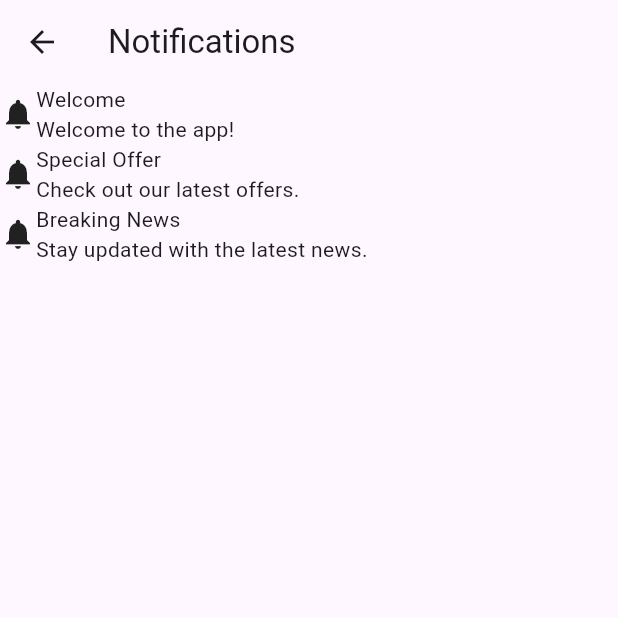
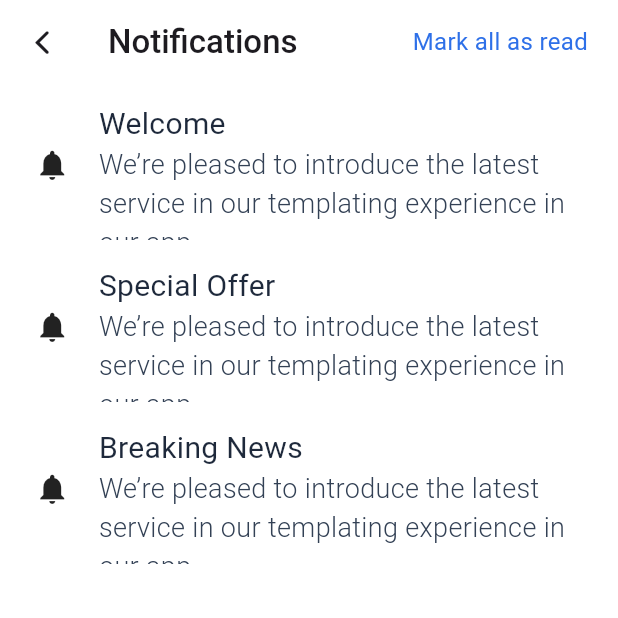
Before and after one commit to shashank-reddy-electromob/wrenchmate, a Flutter app: the NotificationPage screen opened by its route, on a phone screen of 412 x 824 dp, the top half of it. Run offline on Flutter 3.47's test engine with Material 3 defaults, Android fonts, the phone set to English and light mode, and no system bars; our stand-ins replace carousel_slider, firebase_auth, firebase_core, flutter_xlider, get, smooth_page_indicator; accounts and stored records are empty.

Commit message:
notification done

```diff
--- a/lib/app/data/providers/notifications_provider.dart
+++ b/lib/app/data/providers/notifications_provider.dart
@@ -1,7 +1,7 @@
 import '../models/notification_model.dart';
 
 List<Notification> dummyNotifications = [
-  Notification(category: 'General', title: 'Welcome', description: 'Welcome to the app!'),
-  Notification(category: 'Sales', title: 'Special Offer', description: 'Check out our latest offers.'),
-  Notification(category: 'News', title: 'Breaking News', description: 'Stay updated with the latest news.'),
+  Notification(category: 'General', title: 'Welcome', description: 'We’re pleased to introduce the latest service in our templating experience in our app.'),
+  Notification(category: 'Sales', title: 'Special Offer', description: 'We’re pleased to introduce the latest service in our templating experience in our app.'),
+  Notification(category: 'News', title: 'Breaking News', description: 'We’re pleased to introduce the latest service in our templating experience in our app.'),
 ];
--- a/lib/app/modules/home/notification_page.dart
+++ b/lib/app/modules/home/notification_page.dart
@@ -1,29 +1,106 @@
+import 'package:flutter/cupertino.dart';
 import 'package:flutter/material.dart';
 import 'package:get/get.dart';
 import '../../controllers/home_controller.dart';
 import '../../data/providers/notifications_provider.dart';
+
+List readList = [];
+List archiveList = [];
 
 class NotificationPage extends StatelessWidget {
   @override
   Widget build(BuildContext context) {
     final HomeController controller = Get.find();
     return Scaffold(
-      appBar: AppBar(title: Text('Notifications')),
+      backgroundColor: Colors.white,
+      appBar: AppBar(
+        leading: IconButton(
+          icon: Icon(CupertinoIcons.back),
+          onPressed: () {
+            Navigator.of(context).pop();
+          },
+        ),
+        title: Text(
+          'Notifications',
+          style: TextStyle(fontWeight: FontWeight.w500),
+        ),
+        actions: [
+          GestureDetector(
+            onTap: () {},
+            child: Text(
+              "Mark all as read",
+              style: TextStyle(color: Color(0xff2E70E8), fontSize: 16),
+            ),
+          ),
+          SizedBox(
+            width: 20,
+          )
+        ],
+        backgroundColor: Colors.transparent,
+      ),
       body: ListView.builder(
         itemCount: dummyNotifications.length,
         itemBuilder: (context, index) {
-          return Row(
-            children: [
-              // Icon based on category
-              Icon(Icons.notifications),
-              Column(
-                crossAxisAlignment: CrossAxisAlignment.start,
+          return Dismissible(
+            key: ValueKey(dummyNotifications[index]),
+            //left
+            background: Container(
+              color: Color(0xff039855),
+              child: Column(
+                children: [Icon(Icons.home), Text("home")],
+              ),
+            ),
+            //right
+            secondaryBackground: Container(color: Color(0xff1671D8)),
+            onDismissed: (direction) {
+              if (direction == DismissDirection.startToEnd) {
+                readList
+                    .add(dummyNotifications[index]); // Add item to "read" list
+              } else if (direction == DismissDirection.endToStart) {
+                archiveList.add(
+                    dummyNotifications[index]); // Add item to "archive" list
+              }
+            },
+            child: Container(
+              margin: EdgeInsets.all(4),
+              width: double.infinity,
+              height: 100,
+              child: Row(
                 children: [
-                  Text(dummyNotifications[index].title),
-                  Text(dummyNotifications[index].description),
+                  // Icon based on category
+                  Container(
+                      width: MediaQuery.of(context).size.width * 0.15,
+                      child: Icon(Icons.notifications)),
+                  Padding(
+                    padding: const EdgeInsets.only(top: 8.0),
+                    child: Container(
+                      width: MediaQuery.of(context).size.width * 0.82,
+                      child: Column(
+                        crossAxisAlignment: CrossAxisAlignment.start,
+                        children: [
+                          Text(dummyNotifications[index].title,
+                              style: TextStyle(
+                                  fontSize: 20,
+                                  color: Color(0xff1E293B),
+                                  fontWeight: FontWeight.w400)),
+                          Expanded(
+                            child: Text(
+                              dummyNotifications[index].description,
+                              style: TextStyle(
+                                  fontSize: 18,
+                                  color: Color(0xff334155),
+                                  fontWeight: FontWeight.w300),
+                              softWrap:
+                                  true, // Allow description to wrap to the next line
+                            ),
+                          ),
+                        ],
+                      ),
+                    ),
+                  ),
                 ],
               ),
-            ],
+            ),
           );
         },
       ),
```
